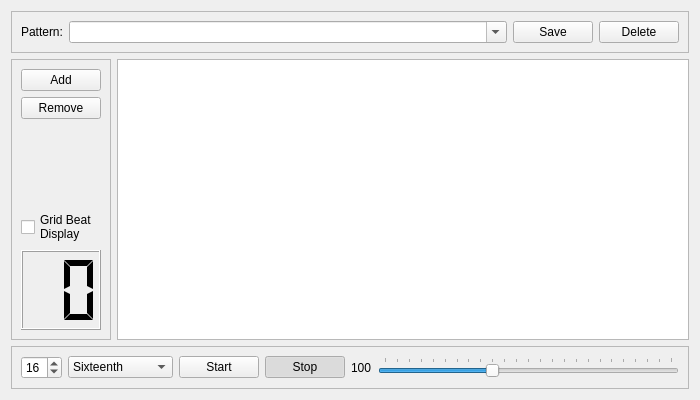
Old version of the form src/drumgrid.ui in the repository pedrolcl/kmetronome.
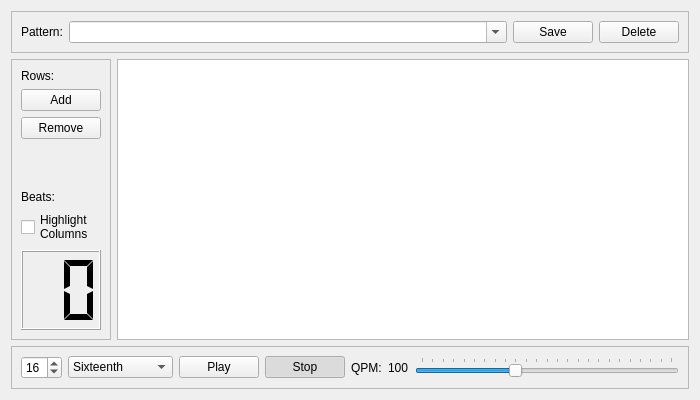
New version of the form. Icons and pictures are not drawn. Custom widgets are drawn as their Qt base class.

```diff
--- a/src/drumgrid.ui
+++ b/src/drumgrid.ui
@@ -66,6 +66,13 @@
       <enum>QFrame::Raised</enum>
      </property>
      <layout class="QVBoxLayout" name="verticalLayout">
+      <item>
+       <widget class="QLabel" name="label">
+        <property name="text">
+         <string>Rows:</string>
+        </property>
+       </widget>
+      </item>
       <item>
        <widget class="KPushButton" name="addButton">
         <property name="text">
@@ -93,14 +100,21 @@
         </property>
        </spacer>
       </item>
+      <item>
+       <widget class="QLabel" name="label_2">
+        <property name="text">
+         <string>Beats:</string>
+        </property>
+       </widget>
+      </item>
       <item>
        <widget class="QCheckBox" name="chkselbeat">
         <property name="whatsThis">
          <string>Display the beat position at the beat grid selecting columns while playing</string>
         </property>
         <property name="text">
-         <string>Grid Beat
-Display</string>
+         <string>Highlight
+Columns</string>
         </property>
        </widget>
       </item>
@@ -229,7 +243,7 @@
       <item>
        <widget class="QPushButton" name="startButton">
         <property name="text">
-         <string>Start</string>
+         <string>Play</string>
         </property>
         <property name="checkable">
          <bool>true</bool>
@@ -255,6 +269,16 @@
         </property>
        </widget>
       </item>
+      <item>
+       <widget class="QLabel" name="label_3">
+        <property name="text">
+         <string comment="Quarters per Minute">QPM:</string>
+        </property>
+        <property name="buddy">
+         <cstring>tempoSlider</cstring>
+        </property>
+       </widget>
+      </item>
       <item>
        <widget class="QLabel" name="tempoLabel">
         <property name="text">
```
Left out of the diff: 76 changed lines with no effect on the pictures.
